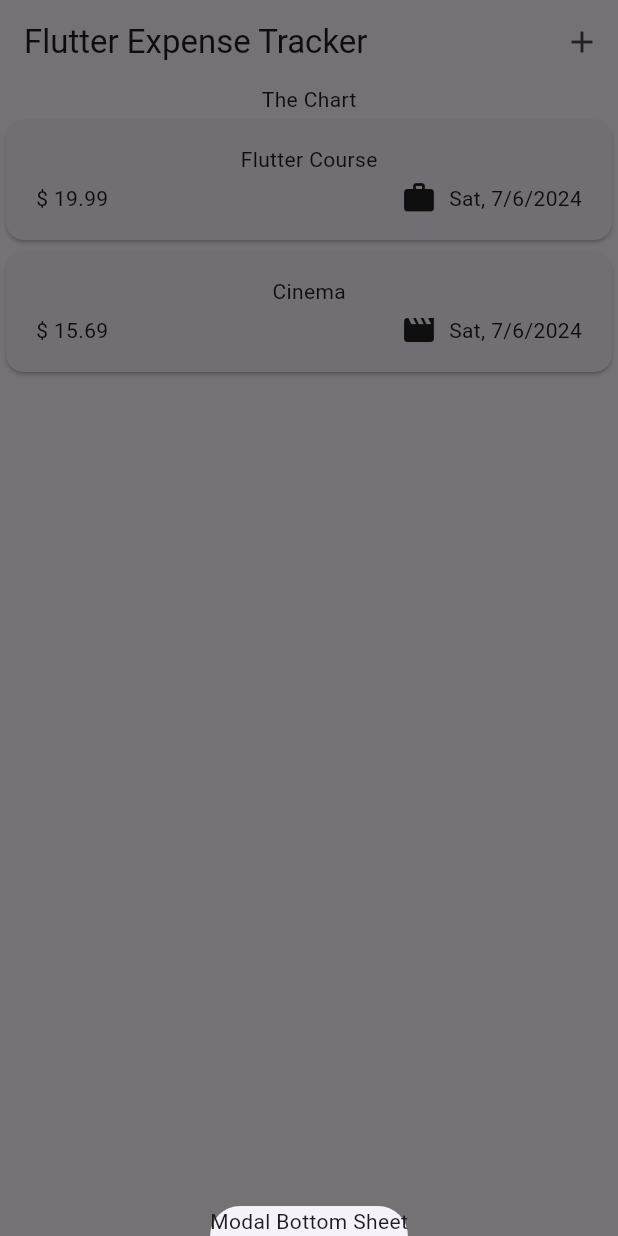
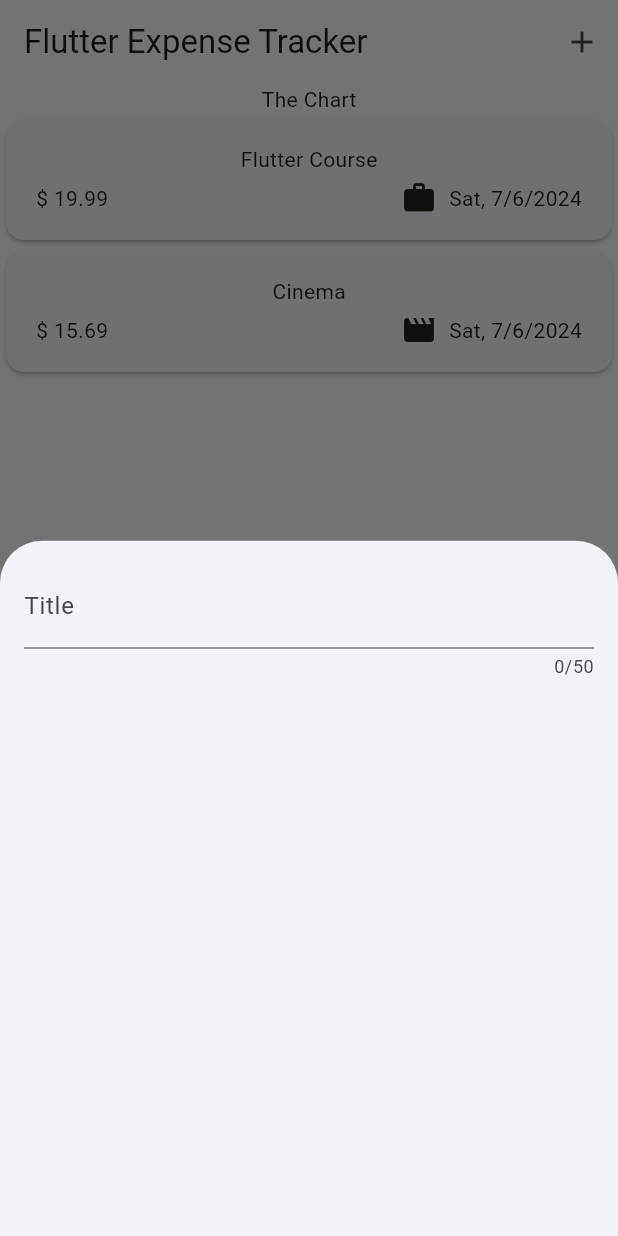
Before and after one commit to IRSAGE/Flutter-Expense-Tracker, a Flutter app: the screen it shows after launch, after a tap on the "add" icon, on a phone screen of 412 x 824 dp. Run offline on Flutter 3.47's test engine with Material 3 defaults, Android fonts, the phone set to English and light mode, and no system bars.

Commit message:
Handling User (Text) Input with the TextField Widget

```diff
--- a/lib/widgets/expenses.dart
+++ b/lib/widgets/expenses.dart
@@ -1,5 +1,6 @@
 import 'package:expense_tracker/widgets/expenses_list/expenses_list.dart';
 import 'package:expense_tracker/models/expense.dart';
+import 'package:expense_tracker/widgets/new_expense.dart';
 import 'package:flutter/material.dart';
 
 class Expenses extends StatefulWidget {
@@ -29,7 +30,9 @@ class _ExpensesState extends State<Expenses> {
 
   void _openAddExpenseOverlay() {
     showModalBottomSheet(
-        context: context, builder: (ctx) => const Text("Modal Bottom Sheet"));
+      context: context,
+      builder: (ctx) => const NewExpense(),
+    );
   }
 
   @override
--- /dev/null
+++ b/lib/widgets/new_expense.dart
@@ -0,0 +1,29 @@
+import 'package:flutter/material.dart';
+
+class NewExpense extends StatefulWidget {
+  const NewExpense({super.key});
+
+  @override
+  State<StatefulWidget> createState() {
+    return _NewExpenseState();
+  }
+}
+
+class _NewExpenseState extends State<NewExpense> {
+  @override
+  Widget build(BuildContext context) {
+    return const Padding(
+      padding: EdgeInsets.all(16),
+      child: Column(
+        children: [
+          TextField(
+            maxLength: 50,
+            decoration: InputDecoration(
+              label: Text('Title'),
+            ),
+          )
+        ],
+      ),
+    );
+  }
+}
```
